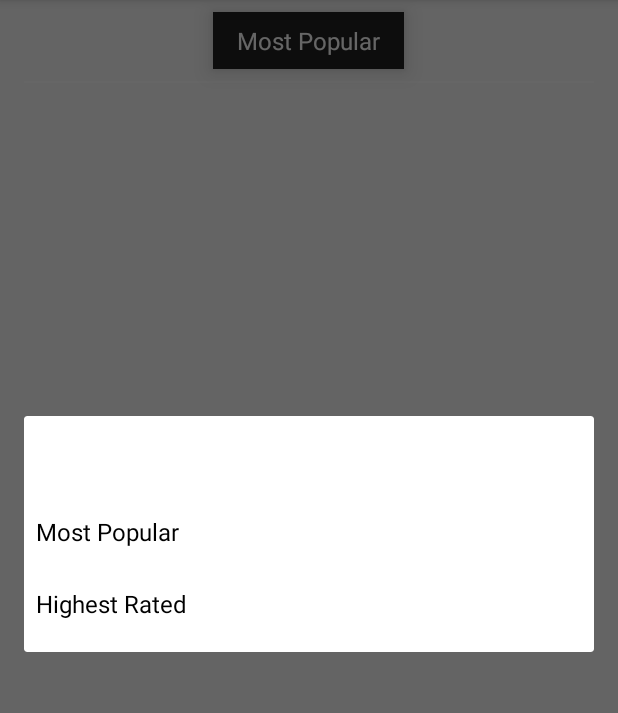
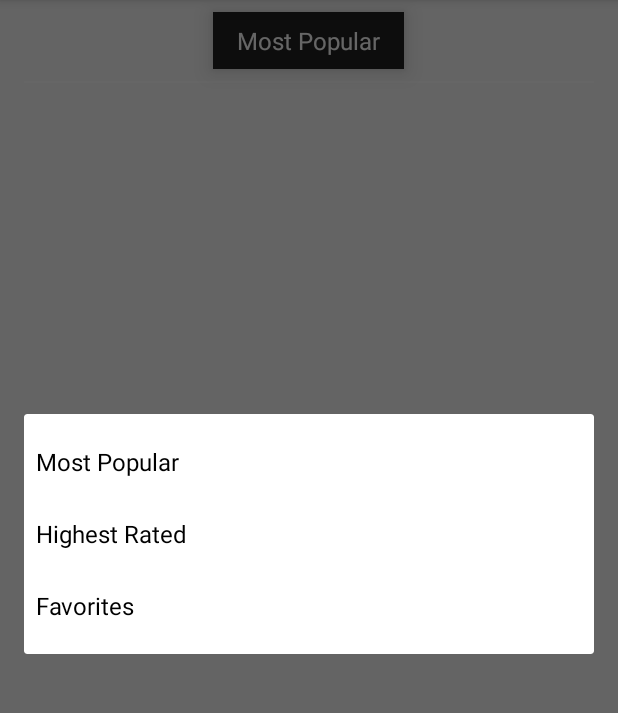
Before and after one commit to bapspatil/SilverScreener, an Android app: the screen it shows after launch (MainActivity), after a tap on "Most Popular", on a phone screen of 412 x 824 dp, the part 84-797 px from its top. Run offline under Robolectric (Android 15) with nearby library versions, the phone set to English and light mode, and no system bars; our stand-ins replace Picasso; libraries missing offline, so code that uses them is left out: it.gmariotti.recyclerview; pictures from the network do not load; 2 statements that could not run were skipped.

Commit message:
Removed Spinner prompt, added Favorites entry in Spinner, changed Accent Color

```diff
--- a/app/src/main/res/layout/activity_main.xml
+++ b/app/src/main/res/layout/activity_main.xml
@@ -16,7 +16,6 @@
         android:elevation="8dp"
         android:entries="@array/sort_criteria"
         android:padding="8dp"
-        android:prompt="@string/spinner"
         android:spinnerMode="dialog" />
 
     <View
--- a/app/src/main/res/values/colors.xml
+++ b/app/src/main/res/values/colors.xml
@@ -2,5 +2,5 @@
 <resources>
     <color name="colorPrimary">#212121</color>
     <color name="colorPrimaryDark">#000000</color>
-    <color name="colorAccent">#FFF</color>
+    <color name="colorAccent">#616161</color>
 </resources>
--- a/app/src/main/res/values/strings.xml
+++ b/app/src/main/res/values/strings.xml
@@ -9,5 +9,6 @@
     <string-array name="sort_criteria">
         <item>Most Popular</item>
         <item>Highest Rated</item>
+        <item>Favorites</item>
     </string-array>
 </resources>
```
